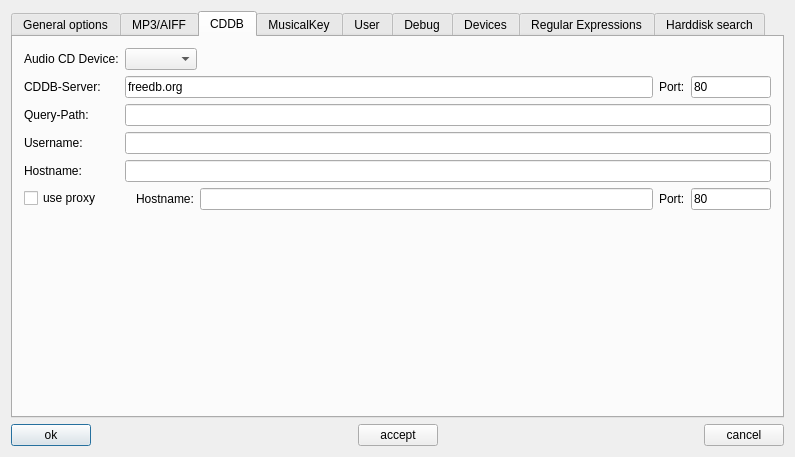
This is gui/src/properties/properties.ui in pfedick/winmusik as Qt 5 draws it before an edit. The edited form follows.
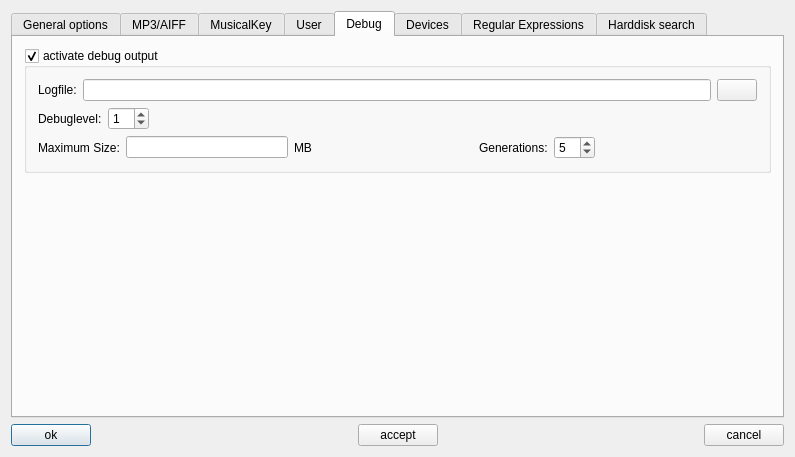
This is the edited form. The open tabs and pages were chosen to show the change. Icons and pictures are not drawn.

```diff
--- a/gui/src/properties/properties.ui
+++ b/gui/src/properties/properties.ui
@@ -811,184 +811,6 @@
        </item>
       </layout>
      </widget>
-     <widget class="QWidget" name="tab_cddb">
-      <attribute name="icon">
-       <iconset resource="../../resources.qrc">
-        <normaloff>:/devices16/resources/tr16x16-0002.png</normaloff>:/devices16/resources/tr16x16-0002.png</iconset>
-      </attribute>
-      <attribute name="title">
-       <string>CDDB</string>
-      </attribute>
-      <layout class="QVBoxLayout" name="verticalLayout_19">
-       <item>
-        <layout class="QFormLayout" name="formLayout_4">
-         <property name="fieldGrowthPolicy">
-          <enum>QFormLayout::FieldGrowthPolicy::ExpandingFieldsGrow</enum>
-         </property>
-         <property name="labelAlignment">
-          <set>Qt::AlignmentFlag::AlignLeading|Qt::AlignmentFlag::AlignLeft|Qt::AlignmentFlag::AlignVCenter</set>
-         </property>
-         <item row="0" column="0">
-          <widget class="QLabel" name="label_65">
-           <property name="text">
-            <string>Audio CD Device:</string>
-           </property>
-          </widget>
-         </item>
-         <item row="0" column="1">
-          <layout class="QHBoxLayout" name="horizontalLayout_20">
-           <item>
-            <widget class="QComboBox" name="cdioDevice"/>
-           </item>
-           <item>
-            <spacer name="horizontalSpacer_17">
-             <property name="orientation">
-              <enum>Qt::Orientation::Horizontal</enum>
-             </property>
-             <property name="sizeHint" stdset="0">
-              <size>
-               <width>40</width>
-               <height>20</height>
-              </size>
-             </property>
-            </spacer>
-           </item>
-          </layout>
-         </item>
-         <item row="1" column="0">
-          <widget class="QLabel" name="label_66">
-           <property name="text">
-            <string>CDDB-Server:</string>
-           </property>
-          </widget>
-         </item>
-         <item row="1" column="1">
-          <layout class="QHBoxLayout" name="horizontalLayout_21">
-           <item>
-            <widget class="QLineEdit" name="cddbServer">
-             <property name="text">
-              <string>freedb.org</string>
-             </property>
-            </widget>
-           </item>
-           <item>
-            <widget class="QLabel" name="label_67">
-             <property name="text">
-              <string>Port:</string>
-             </property>
-            </widget>
-           </item>
-           <item>
-            <widget class="QLineEdit" name="cddbPort">
-             <property name="maximumSize">
-              <size>
-               <width>80</width>
-               <height>16777215</height>
-              </size>
-             </property>
-             <property name="inputMask">
-              <string>00000</string>
-             </property>
-             <property name="text">
-              <string>80</string>
-             </property>
-            </widget>
-           </item>
-          </layout>
-         </item>
-         <item row="5" column="0">
-          <widget class="QCheckBox" name="cddbUseProxy">
-           <property name="text">
-            <string>use proxy</string>
-           </property>
-          </widget>
-         </item>
-         <item row="2" column="0">
-          <widget class="QLabel" name="label_69">
-           <property name="text">
-            <string>Query-Path:</string>
-           </property>
-          </widget>
-         </item>
-         <item row="2" column="1">
-          <widget class="QLineEdit" name="cddbQueryPath"/>
-         </item>
-         <item row="3" column="0">
-          <widget class="QLabel" name="label_70">
-           <property name="text">
-            <string>Username:</string>
-           </property>
-          </widget>
-         </item>
-         <item row="4" column="0">
-          <widget class="QLabel" name="label_71">
-           <property name="text">
-            <string>Hostname:</string>
-           </property>
-          </widget>
-         </item>
-         <item row="3" column="1">
-          <widget class="QLineEdit" name="cddbUserName"/>
-         </item>
-         <item row="4" column="1">
-          <widget class="QLineEdit" name="cddbHostName"/>
-         </item>
-         <item row="5" column="1">
-          <widget class="QWidget" name="cddbProxyLayout_2" native="true">
-           <layout class="QHBoxLayout" name="cddbProxyLayout">
-            <property name="topMargin">
-             <number>0</number>
-            </property>
-            <property name="rightMargin">
-             <number>0</number>
-            </property>
-            <property name="bottomMargin">
-             <number>0</number>
-            </property>
-            <item>
-             <widget class="QLabel" name="label_72">
-              <property name="text">
-               <string>Hostname:</string>
-              </property>
-             </widget>
-            </item>
-            <item>
-             <widget class="QLineEdit" name="cddbProxyServer">
-              <property name="text">
-               <string/>
-              </property>
-             </widget>
-            </item>
-            <item>
-             <widget class="QLabel" name="label_68">
-              <property name="text">
-               <string>Port:</string>
-              </property>
-             </widget>
-            </item>
-            <item>
-             <widget class="QLineEdit" name="cddbProxyPort">
-              <property name="maximumSize">
-               <size>
-                <width>80</width>
-                <height>16777215</height>
-               </size>
-              </property>
-              <property name="inputMask">
-               <string>00000</string>
-              </property>
-              <property name="text">
-               <string>80</string>
-              </property>
-             </widget>
-            </item>
-           </layout>
-          </widget>
-         </item>
-        </layout>
-       </item>
-      </layout>
-     </widget>
      <widget class="QWidget" name="tab_8">
       <attribute name="icon">
        <iconset resource="../../resources.qrc">
```
